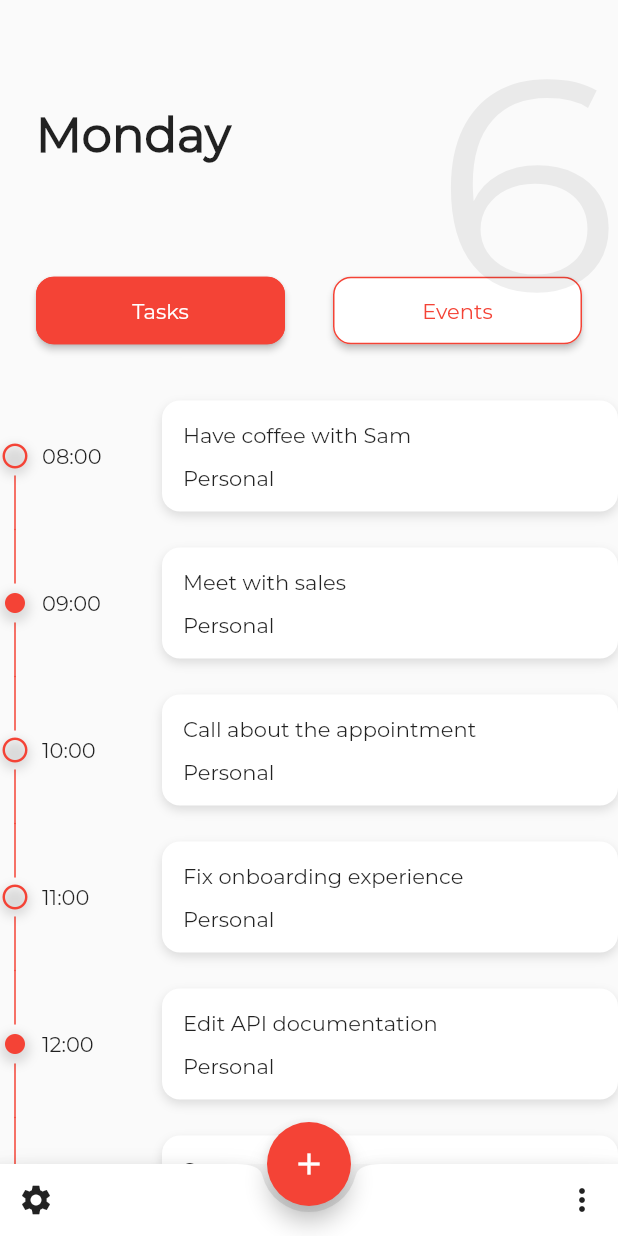
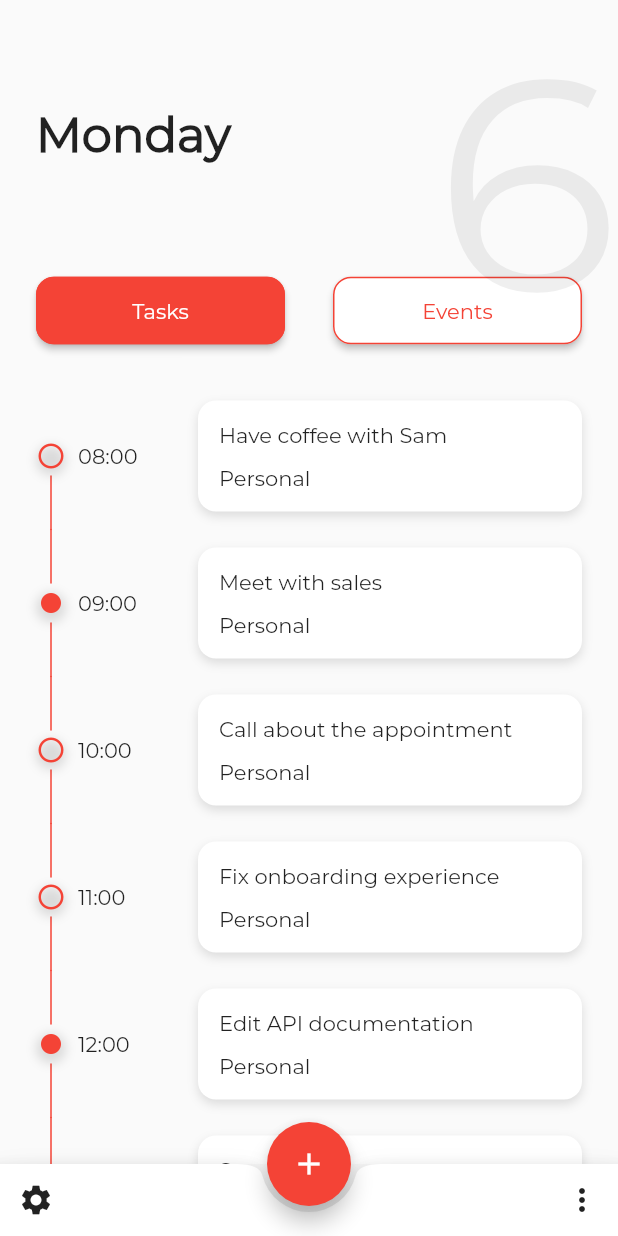
Before and after one commit to lucsbasto/todo-app, a Flutter app: the screen it shows after launch, on a phone screen of 412 x 824 dp. Run offline on Flutter 3.47's test engine with Material 2 defaults, Android fonts, the phone set to English and light mode, and no system bars.

Commit message:
adicionando padding nos icones de finish ou unfinish

```diff
--- a/lib/pages/event_page.dart
+++ b/lib/pages/event_page.dart
@@ -27,12 +27,15 @@ final List<Event> _event_list = [
 class _EventPageState extends State<EventPage> {
   @override
   Widget build(BuildContext context) {
+    double iconSize = 20;
+
     return ListView.builder(
       itemCount: _event_list.length,
       padding: const EdgeInsets.all(0),
       itemBuilder: (context, index) {
-        double iconSize = 20;
-        return Row(
+        return Padding(
+          padding: const EdgeInsets.only(left: 24.0, right: 24.0),
+          child: Row(
             children: <Widget>[
               Container(
                 decoration: IconDecoration(
@@ -60,7 +63,8 @@ class _EventPageState extends State<EventPage> {
               ),
               Padding(
                 padding: const EdgeInsets.only(left: 8.0),
-              child: Container(width: 80, child: Text(_event_list[index].time)),
+                child:
+                    Container(width: 80, child: Text(_event_list[index].time)),
               ),
               Expanded(
                 child: Padding(
@@ -91,6 +95,7 @@ class _EventPageState extends State<EventPage> {
                 ),
               ),
             ],
+          ),
         );
       },
     );
@@ -146,7 +151,7 @@ class IconLine extends BoxPainter {
 
   @override
   void paint(Canvas canvas, Offset offset, ImageConfiguration configuration) {
-    final leftOffSet = Offset(iconSize / 2, offset.dy);
+    final leftOffSet = Offset((iconSize / 2) + 24, offset.dy);
     final double iconSpace = iconSize / 1.5;
     final Offset top = configuration.size.topLeft(Offset(leftOffSet.dx, 0.0));
     final Offset centerTop = configuration.size
```
Lines whose indentation alone changed are shown as unchanged.
